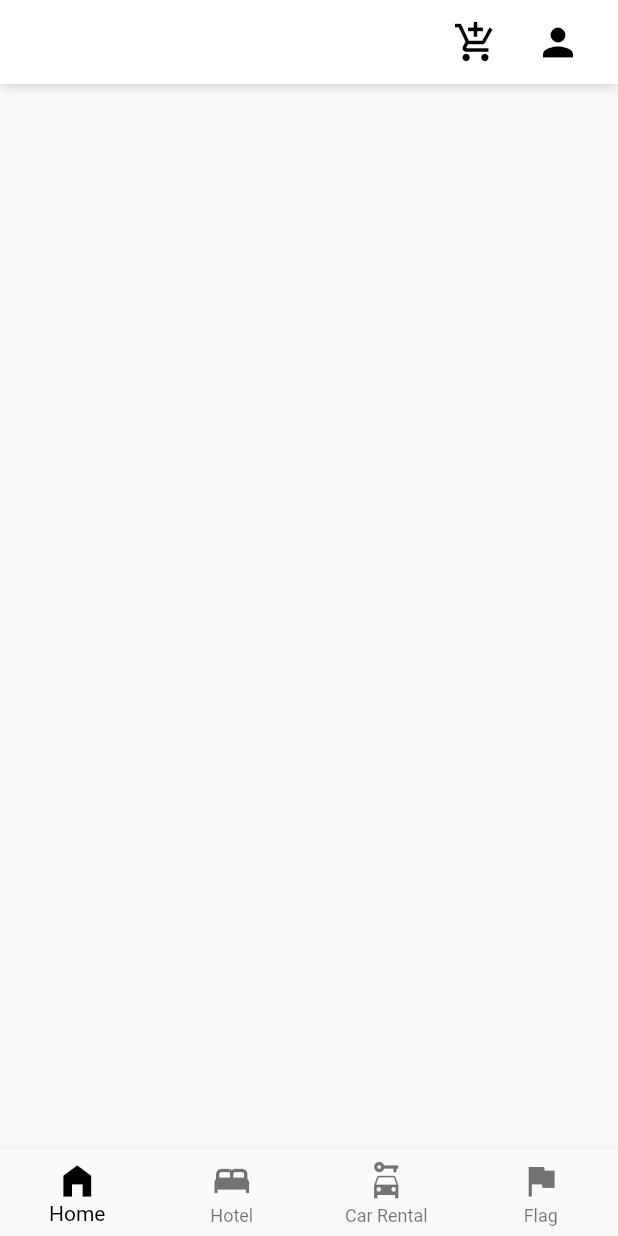
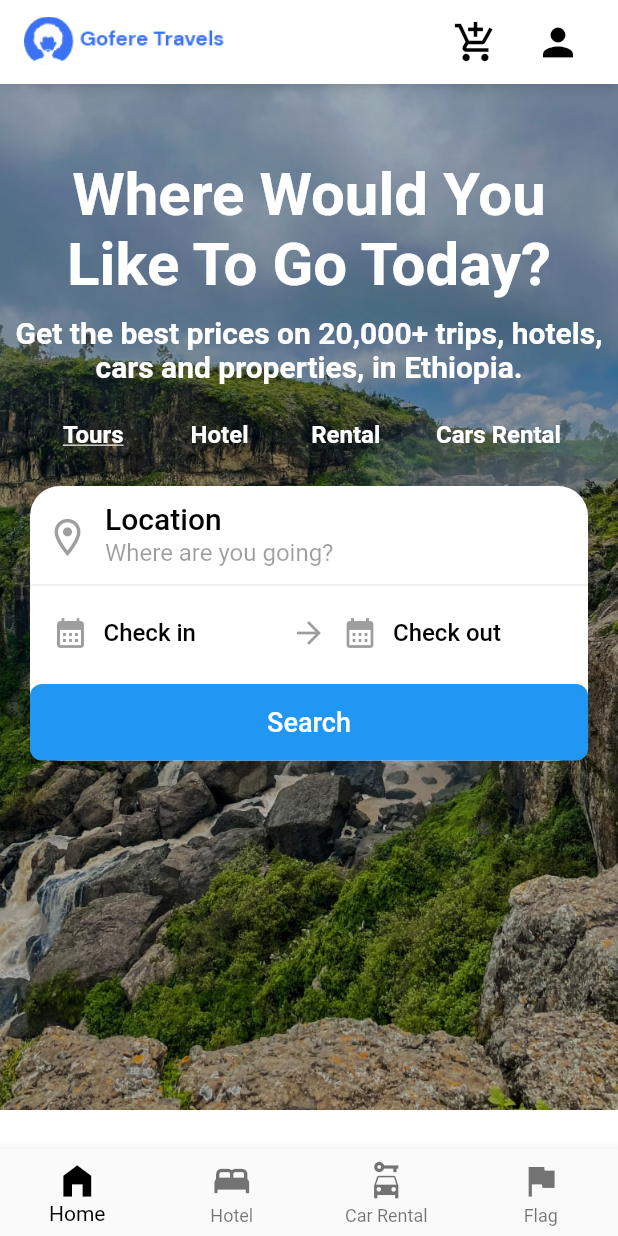
Before and after one commit to Estifanos-Neway/gofere, a Flutter app: the screen it shows after launch, on a phone screen of 412 x 824 dp. Run offline on Flutter 3.47's test engine with Material 2 defaults, Android fonts, the light colour scheme and no system bars; our stand-ins replace carousel_slider.

Commit message:
my commit

```diff
--- a/lib/pages/homepage.dart
+++ b/lib/pages/homepage.dart
@@ -1,4 +1,8 @@
+import 'package:carousel_slider/carousel_slider.dart';
 import 'package:flutter/material.dart';
+import 'package:gofere_travels/widgets/homeFirst.dart';
+import 'package:gofere_travels/widgets/specialOffers.dart';
+import 'package:gofere_travels/widgets/special_offer_container.dart';
 
 class HomePage extends StatefulWidget {
   const HomePage({Key? key}) : super(key: key);
@@ -8,12 +12,109 @@ class HomePage extends StatefulWidget {
 }
 
 class _HomePageState extends State<HomePage> {
+
+  List<String> locations = ["Addis Ababa", "Adama"];
+  String? value;
+  String checker = '';
+
   @override
   Widget build(BuildContext context) {
     return Scaffold(
-      body: Container(
-
+      body: SingleChildScrollView(
+        child: Column(
+          children: [
+            HomeFirst(),
+            SpecialOffers(),
+            Container(
+              height: MediaQuery.of(context).size.height - 140,
+              width: MediaQuery.of(context).size.width,
+              color: Colors.white,
+              child: Column(
+                children: [
+                  Center(
+                    child: Container(
+                      margin: EdgeInsets.only(top: 10, left: 20, right: 20),
+                      child: Text("Recommended for you",
+                        style: TextStyle(
+                            fontSize: 35,
+                            color: Colors.black87,
+                            fontWeight: FontWeight.w500
+                        ),
+                        textAlign: TextAlign.center,
+                      ),
+                    ),
+                  ),
+                  SizedBox(height: 15,),
+                  Container(
+                    margin: EdgeInsets.symmetric(horizontal: 10),
+                    child: Row(
+                      mainAxisAlignment: MainAxisAlignment.spaceEvenly,
+                      children: [
+                        ElevatedButton(
+                            onPressed: (){},
+                            style: ElevatedButton.styleFrom(
+                              padding: EdgeInsets.symmetric(vertical: 10, horizontal: 15),
+                              shape: RoundedRectangleBorder(
+                                borderRadius: BorderRadius.circular(8)
+                              )
+                            ),
+                            child: Text("Hotel", style: TextStyle(
+                              fontSize: 16
+                            ),),
+                          ),
+                        ElevatedButton(
+                          onPressed: (){},
+                          style: ElevatedButton.styleFrom(
+                            primary: Colors.white,
+                              onPrimary: Colors.black87,
+                              padding: EdgeInsets.symmetric(vertical: 10, horizontal: 15),
+                              shape: RoundedRectangleBorder(
+                                  borderRadius: BorderRadius.circular(8),
+                                // side: BorderSide(color: Colors.black, width: 0.2)
+                              )
+                          ),
+                          child: Text("Tour", style: TextStyle(
+                              fontSize: 16
+                          ),),
+                        ),
+                        ElevatedButton(
+                          onPressed: (){},
+                          style: ElevatedButton.styleFrom(
+                              primary: Colors.white,
+                              onPrimary: Colors.black87,
+                              padding: EdgeInsets.symmetric(vertical: 10, horizontal: 15),
+                              shape: RoundedRectangleBorder(
+                                  borderRadius: BorderRadius.circular(8)
+                              )
+                          ),
+                          child: Text("Rental", style: TextStyle(
+                              fontSize: 16
+                          ),),
+                        ),
+                        ElevatedButton(
+                          onPressed: (){},
+                          style: ElevatedButton.styleFrom(
+                              primary: Colors.white,
+                              onPrimary: Colors.black87,
+                              padding: EdgeInsets.symmetric(vertical: 10, horizontal: 15),
+                              shape: RoundedRectangleBorder(
+                                  borderRadius: BorderRadius.circular(8)
+                              )
+                          ),
+                          child: Text("Car", style: TextStyle(
+                              fontSize: 16
+                          ),),
+                        ),
+                      ],
+                    ),
+                  )
+                ],
+              ),
+            )
+          ],
+        ),
       )
     );
   }
+
 }
--- a/lib/pages/hotelpage.dart
+++ b/lib/pages/hotelpage.dart
@@ -1,3 +1,4 @@
+import 'package:carousel_slider/carousel_slider.dart';
 import 'package:flutter/material.dart';
 
 class HotelPage extends StatefulWidget {
@@ -11,9 +12,23 @@ class _HotelPageState extends State<HotelPage> {
   @override
   Widget build(BuildContext context) {
     return Scaffold(
-      body: Center(
-        child: Text("Hotel Page"),
-      ),
+      body: CarouselSlider(
+        options: CarouselOptions(height: 400.0),
+        items: [1,2,3,4,5].map((i) {
+          return Builder(
+            builder: (BuildContext context) {
+              return Container(
+                  width: MediaQuery.of(context).size.width,
+                  margin: EdgeInsets.symmetric(horizontal: 5.0),
+                  decoration: BoxDecoration(
+                      color: Colors.amber
+                  ),
+                  child: Text('text $i', style: TextStyle(fontSize: 16.0),)
+              );
+            },
+          );
+        }).toList(),
+      )
     );
   }
 }
--- a/lib/pages/indexpage.dart
+++ b/lib/pages/indexpage.dart
@@ -64,12 +64,7 @@ class _IndexPageState extends State<IndexPage> {
                     color: Colors.black,
                   )),
             ],
-            title: Container(
-                decoration: BoxDecoration(
-                  image: DecorationImage(image: AssetImage("group2_blue.png"),
-                  ),
-                )
-            ),
+            title: Image.asset("images/group2_blue.png", scale: 1.3,)
           ),
         ),
       ),
--- /dev/null
+++ b/lib/widgets/homeFirst.dart
@@ -0,0 +1,246 @@
+import 'package:flutter/material.dart';
+
+class HomeFirst extends StatefulWidget {
+  const HomeFirst({Key? key}) : super(key: key);
+
+  @override
+  State<HomeFirst> createState() => _HomeFirstState();
+}
+
+class _HomeFirstState extends State<HomeFirst> {
+  List<String> locations = ["Addis Ababa", "Adama"];
+  String? value;
+  String checker = '';
+
+  @override
+  Widget build(BuildContext context) {
+    return Container(
+            height: MediaQuery.of(context).size.height - 140,
+            width: MediaQuery.of(context).size.width,
+            decoration: BoxDecoration(
+                image: DecorationImage(image: AssetImage("images/place1.jpg"), fit: BoxFit.cover)
+            ),
+            child: Container(
+              color: Colors.black.withOpacity(0.3),
+              child: Padding(
+                padding: EdgeInsets.symmetric(horizontal: 10),
+                child: Column(
+                  children: [
+                    Center(
+                      child: Container(
+                        margin: EdgeInsets.fromLTRB(30, 50, 30, 10),
+                        child: Text("Where Would You Like To Go Today?",
+                          style: TextStyle(
+                              fontSize: 40,
+                              color: Colors.white,
+                              fontWeight: FontWeight.bold
+                          ),
+                          textAlign: TextAlign.center,
+                        ),
+                      ),
+                    ),
+                    Container(
+                      child: Text("Get the best prices on 20,000+ trips, hotels, cars and properties, in Ethiopia.",
+                        style: TextStyle(
+                            fontSize: 20,
+                            color: Colors.white,
+                            fontWeight: FontWeight.bold
+                        ),
+                        textAlign: TextAlign.center,),
+                    ),
+                    SizedBox(height: 10,),
+                    Container(
+                      child: Row(
+                        mainAxisAlignment: MainAxisAlignment.spaceEvenly,
+                        children: [
+                          TextButton(onPressed: (){}, child: Text("Tours", style: TextStyle(
+                              decoration: TextDecoration.underline,
+                              fontSize: 16,
+                              fontWeight: FontWeight.bold,
+                              color: Colors.white
+                          ),
+                          ),
+                          ),
+                          TextButton(onPressed: (){}, child: Text("Hotel", style: TextStyle(
+                              fontSize: 16,
+                              fontWeight: FontWeight.bold,
+                              color: Colors.white
+                          ),
+                          ),
+                          ),
+                          TextButton(onPressed: (){}, child: Text("Rental", style: TextStyle(
+                              fontSize: 16,
+                              fontWeight: FontWeight.bold,
+                              color: Colors.white
+                          ),
+                          ),
+                          ),
+                          TextButton(onPressed: (){}, child: Text("Cars Rental", style: TextStyle(
+                              fontSize: 16,
+                              fontWeight: FontWeight.bold,
+                              color: Colors.white
+                          ),
+                          ),
+                          ),
+                        ],
+                      ),
+                    ),
+                    SizedBox(height: 10,),
+                    Container(
+                        width: MediaQuery.of(context).size.width,
+                        margin: EdgeInsets.symmetric(horizontal: 10),
+                        decoration: BoxDecoration(
+                            borderRadius: BorderRadius.all(Radius.circular(20)),
+                            color: Colors.white
+                        ),
+                        child: Column(
+                          children: [
+                            Container(
+                              width: double.infinity,
+                              alignment: Alignment.center,
+                              padding: EdgeInsets.fromLTRB(10, 10, 0, 0),
+                              child: DropdownButtonHideUnderline(
+                                child: DropdownButton<String>(
+                                  icon: Visibility(visible: false, child: Icon(Icons.arrow_downward)),
+                                  value: value,
+                                  isExpanded: true,
+                                  hint: Row(
+                                    children: [
+                                      Icon(Icons.location_on_outlined, size: 30, color: Colors.black38,),
+                                      SizedBox(width: 10,),
+                                      Column(
+                                        crossAxisAlignment: CrossAxisAlignment.start,
+                                        children: [
+                                          Text("Location", style: TextStyle(
+                                              fontSize: 20,
+                                              fontWeight: FontWeight.w500,
+                                              color: Colors.black
+                                          ),),
+                                          SizedBox(height: 2,),
+                                          Text("Where are you going?", style: TextStyle(
+                                              color: Colors.black38
+                                          ),)
+                                        ],
+                                      ),
+                                    ],
+                                  ),
+                                  items: locations.map(buildMenuBranch).toList(),
+                                  onChanged: (value) => setState(() {
+                                    this.value = value;
+                                    checker = value!;
+                                  }),
+                                ),
+                              ),
+                            ),
+                            Divider(
+                              thickness: 0.6,
+                            ),
+                            Container(
+                              width: MediaQuery.of(context).size.width,
+                              child: IntrinsicHeight(
+                                child: Row(
+                                  crossAxisAlignment: CrossAxisAlignment.stretch,
+                                  children: [
+                                    Expanded(
+                                      child: ElevatedButton(
+                                        style: ElevatedButton.styleFrom(
+                                          elevation: 0.0,
+                                          primary: Colors.white,
+                                          padding: EdgeInsets.symmetric(vertical: 0),
+                                        ),
+                                        child: Row(
+                                          mainAxisAlignment: MainAxisAlignment.start,
+                                          children: [
+                                            SizedBox(width: 15,),
+                                            Icon(Icons.calendar_month, color: Colors.black38,),
+                                            SizedBox(width: 10,),
+                                            Text("Check in", style: TextStyle(
+                                                color: Colors.black,
+                                                fontWeight: FontWeight.w500,
+                                                fontSize: 16
+                                            ),)
+                                          ],
+                                        ),
+                                        onPressed: () {
+                                          pickDate();
+                                        },
+                                      ),
+                                    ),
+                                    Icon(Icons.arrow_forward_outlined, color: Colors.black38,),
+                                    Expanded(
+                                      child: ElevatedButton(
+                                        style: ElevatedButton.styleFrom(
+                                          elevation: 0.0,
+                                          primary: Colors.white,
+                                          padding: EdgeInsets.symmetric(vertical: 0),
+                                        ),
+                                        child: Row(
+                                          mainAxisAlignment: MainAxisAlignment.start,
+                                          children: [
+                                            SizedBox(width: 10,),
+                                            Icon(Icons.calendar_month, color: Colors.black38,),
+                                            SizedBox(width: 10,),
+                                            Text("Check out", style: TextStyle(
+                                                color: Colors.black,
+                                                fontWeight: FontWeight.w500,
+                                                fontSize: 16
+                                            ),)
+                                          ],
+                                        ),
+                                        onPressed: () {
+                                          pickDate();
+                                        },
+                                      ),
+                                    ),
+                                  ],
+                                ),
+                              ),
+                            ),
+                            SizedBox(height: 10,),
+                            Container(
+                              width: MediaQuery.of(context).size.width,
+                              child: ElevatedButton(
+                                style: ElevatedButton.styleFrom(
+                                  elevation: 0.0,
+                                  padding: EdgeInsets.symmetric(vertical: 15),
+                                  shape: RoundedRectangleBorder(
+                                    borderRadius: BorderRadius.circular(8),),
+                                ),
+                                child: Text("Search", style: TextStyle(
+                                    fontSize: 18,
+                                    fontWeight: FontWeight.w500
+                                ),),
+                                onPressed: () {
+                                },
+                              ),
+                            ),
+                          ],
+                        )
+                    ),
+                  ],
+                ),
+              ),
+            ),
+    );
+  }
+
+  DropdownMenuItem<String> buildMenuBranch(String branch) => DropdownMenuItem(
+    value: branch,
+    child: Text(
+      branch,
+      style: TextStyle(
+        color: Colors.grey,
+        fontSize: 18,
+        fontFamily: 'Nunito',
+        letterSpacing: 0.3,
+      ),
+    ),
+  );
+
+  Future<DateTime?> pickDate() => showDatePicker(
+      context: context,
+      initialDate: DateTime.now(),
+      firstDate: DateTime.now(),
+      lastDate: DateTime(2050));
+
+}
--- /dev/null
+++ b/lib/widgets/specialOffers.dart
@@ -0,0 +1,51 @@
+import 'package:carousel_slider/carousel_slider.dart';
+import 'package:flutter/material.dart';
+import 'package:gofere_travels/widgets/special_offer_container.dart';
+
+class SpecialOffers extends StatefulWidget {
+  const SpecialOffers({Key? key}) : super(key: key);
+
+  @override
+  State<SpecialOffers> createState() => _SpecialOffersState();
+}
+
+class _SpecialOffersState extends State<SpecialOffers> {
+  @override
+  Widget build(BuildContext context) {
+    return Container(
+      height: MediaQuery.of(context).size.height - 135,
+      width: MediaQuery.of(context).size.width,
+      color: Colors.white,
+      child: Column(
+        children: [
+          Center(
+            child: Container(
+              margin: EdgeInsets.only(top: 30),
+              child: Text("Special Offers",
+                style: TextStyle(
+                    fontSize: 40,
+                    color: Colors.black,
+                    fontWeight: FontWeight.w500
+                ),
+                textAlign: TextAlign.center,
+              ),
+            ),
+          ),
+          SizedBox(height: 10,),
+          Container(
+            child: Text("Take memories, leave footprints, and plan your next trip with gofere travels.",
+              style: TextStyle(
+                fontSize: 18,
+                color: Colors.black38,
+              ),
+              textAlign: TextAlign.center,),
+          ),
+          SizedBox(height: 20,),
+          CarouselSlider.builder(itemCount: 3, itemBuilder: (context, index, realIndex) {
+            return SpecialOfferContainer(context, "Last Minute Deals", "Leave immediately with a discount", "images/hotel1.jpg", "Time to go");
+          }, options: CarouselOptions(height: 400, autoPlay: true, autoPlayInterval: Duration(seconds: 2))),
+        ],
+      ),
+    );
+  }
+}
--- /dev/null
+++ b/lib/widgets/special_offer_container.dart
@@ -0,0 +1,52 @@
+import 'package:flutter/material.dart';
+
+Widget SpecialOfferContainer(BuildContext context, String title, String description, String image, String buttonText){
+  return Container(
+    width: MediaQuery.of(context).size.width,
+    height: 400,
+    margin: EdgeInsets.symmetric(horizontal: 10),
+    decoration: BoxDecoration(
+      image: DecorationImage(image: AssetImage(image), fit: BoxFit.cover),
+        borderRadius: BorderRadius.all(Radius.circular(20)),
+    ),
+    child: Container(
+      height: 400,
+      padding: EdgeInsets.symmetric(horizontal: 20),
+      decoration: BoxDecoration(
+        borderRadius: BorderRadius.all(Radius.circular(20)),
+        color: Colors.black.withOpacity(0.3),
+      ),
+      child: Column(
+        crossAxisAlignment: CrossAxisAlignment.start,
+        children: [
+          SizedBox(height: 200,),
+          Text(description, style: TextStyle(
+            fontSize: 18,
+            fontWeight: FontWeight.w500,
+            color: Colors.white,
+          ),
+          ),
+          SizedBox(height: 10,),
+          Text(title, style: TextStyle(
+            fontSize: 30,
+            fontWeight: FontWeight.bold,
+            color: Colors.white,
+          ),),
+          SizedBox(height: 10,),
+          ElevatedButton(
+              onPressed: (){},
+              style: ElevatedButton.styleFrom(
+                padding: EdgeInsets.symmetric(vertical: 12, horizontal: 20),
+                primary: Colors.transparent,
+                side: BorderSide(
+                  color: Colors.white
+                )
+              ),
+              child: Text(buttonText, style: TextStyle(
+                fontSize: 16
+              ),))
+        ],
+      ),
+    ),
+  );
+}
--- /dev/null
+++ b/lib/widgets/topDestinations.dart
@@ -0,0 +1,36 @@
+import 'package:flutter/material.dart';
+
+class TopDestinations extends StatefulWidget {
+  const TopDestinations({Key? key}) : super(key: key);
+
+  @override
+  State<TopDestinations> createState() => _TopDestinationsState();
+}
+
+class _TopDestinationsState extends State<TopDestinations> {
+  @override
+  Widget build(BuildContext context) {
+    return Container(
+      height: MediaQuery.of(context).size.height - 140,
+      width: MediaQuery.of(context).size.width,
+      color: Colors.white,
+      child: Column(
+        children: [
+          Center(
+            child: Container(
+              margin: EdgeInsets.only(top: 10),
+              child: Text("Top destinations",
+                style: TextStyle(
+                    fontSize: 30,
+                    color: Colors.black,
+                    fontWeight: FontWeight.w500
+                ),
+                textAlign: TextAlign.center,
+              ),
+            ),
+          ),
+        ],
+      ),
+    );
+  }
+}
--- a/pubspec.yaml
+++ b/pubspec.yaml
@@ -34,6 +34,7 @@ dependencies:
   # The following adds the Cupertino Icons font to your application.
   # Use with the CupertinoIcons class for iOS style icons.
   cupertino_icons: ^1.0.2
+  carousel_slider: ^4.1.1
 
 dev_dependencies:
   flutter_test:
@@ -60,6 +61,10 @@ flutter:
   # To add assets to your application, add an assets section, like this:
   assets:
     - images/group2_blue.png
+    - images/group1_white.png
+    - images/hotel1.jpg
+    - images/place1.jpg
+    - images/place2.jpg
 
   # An image asset can refer to one or more resolution-specific "variants", see
   # https://flutter.dev/assets-and-images/#resolution-aware
```
Also changed, not shown: pubspec.lock.
